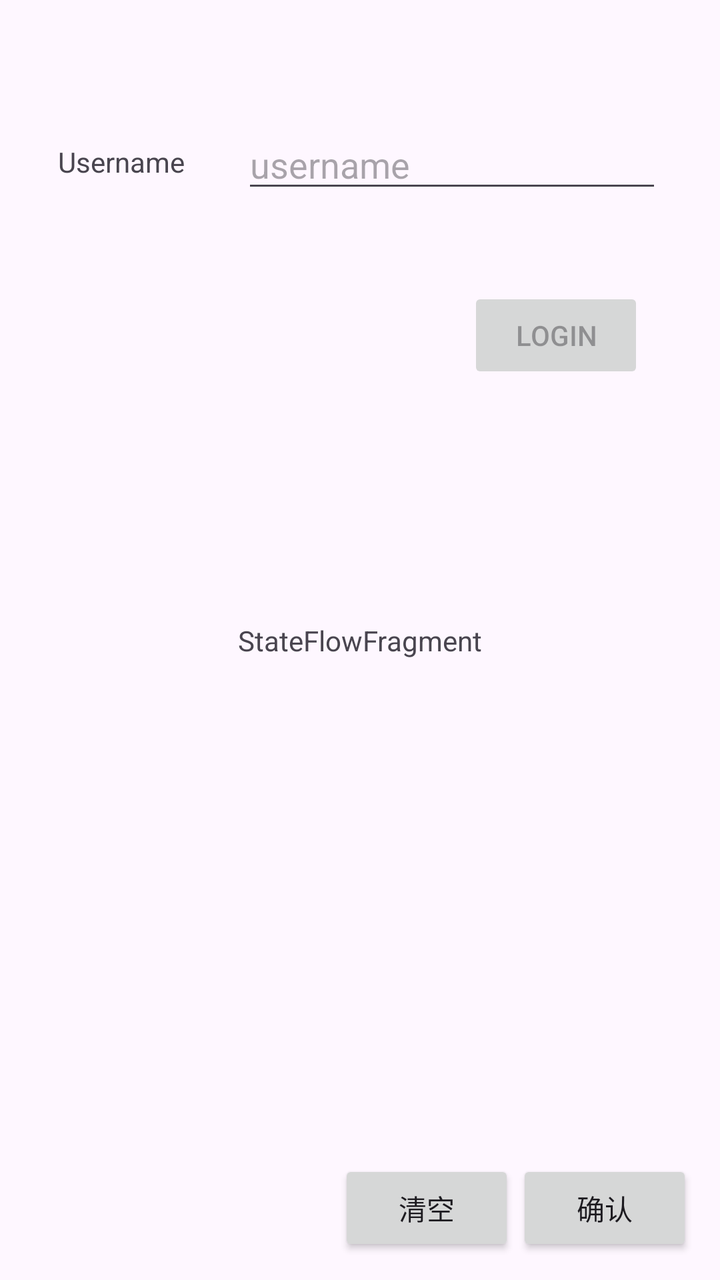
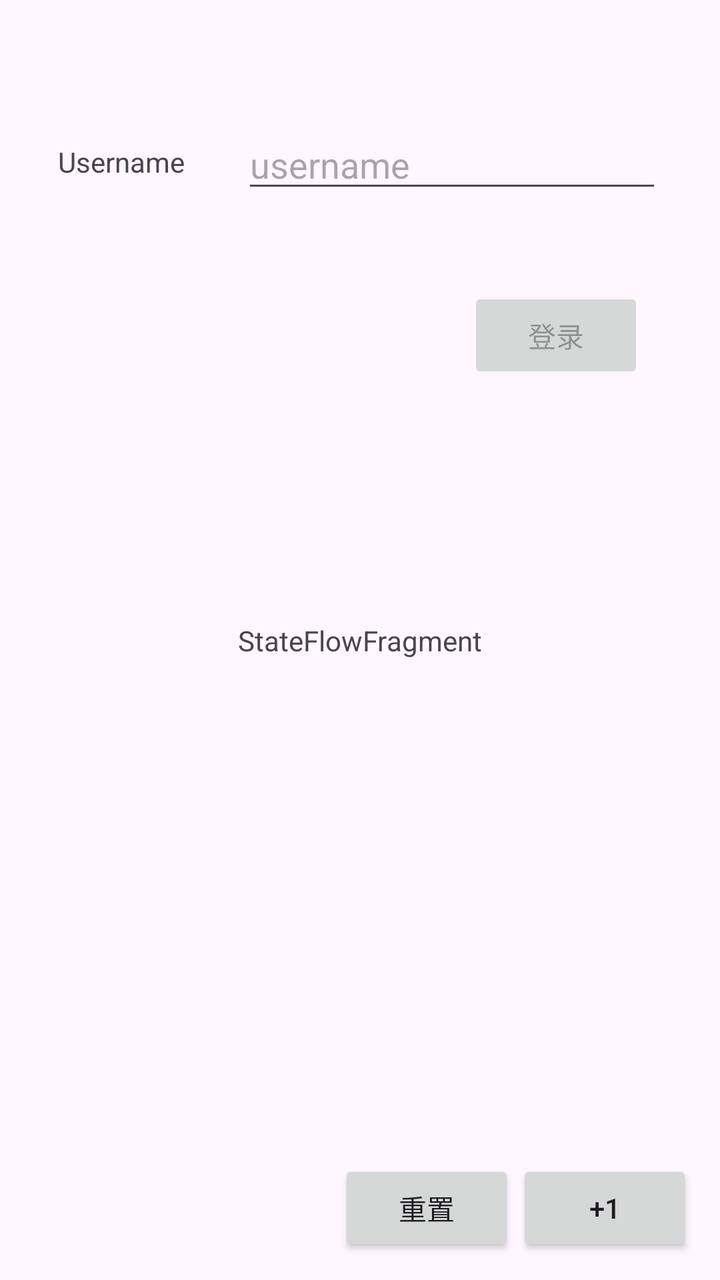

The first picture is an Android layout as it rendered before a commit; the second is the same layout after the commit. The layout source and the unified diff follow.
<!-- AndroidManifest.xml: application theme Theme.HelloFlow -->
<!-- res/layout/fragment_state_flow.xml -->
<?xml version="1.0" encoding="utf-8"?>
<androidx.constraintlayout.widget.ConstraintLayout xmlns:android="http://schemas.android.com/apk/res/android"
    xmlns:app="http://schemas.android.com/apk/res-auto"
    xmlns:tools="http://schemas.android.com/tools"
    android:id="@+id/state_flow"
    android:layout_width="match_parent"
    android:layout_height="match_parent"
    tools:context=".ui.stateflow.StateFlowFragment">



    <TextView
        android:id="@+id/tv_msg"
        android:layout_width="wrap_content"
        android:layout_height="wrap_content"
        android:text="StateFlowFragment"
        app:layout_constraintBottom_toBottomOf="parent"
        app:layout_constraintEnd_toEndOf="parent"
        app:layout_constraintStart_toStartOf="parent"
        app:layout_constraintTop_toTopOf="parent" />

    <Button
        android:id="@+id/btn_cancel"
        android:layout_width="wrap_content"
        android:layout_height="wrap_content"
        android:text="清空"
        app:layout_constraintBottom_toBottomOf="@+id/btn_confirm"
        app:layout_constraintEnd_toEndOf="parent"
        app:layout_constraintHorizontal_bias="0.622"
        app:layout_constraintStart_toStartOf="parent"
        app:layout_constraintTop_toTopOf="@+id/btn_confirm"
        app:layout_constraintVertical_bias="0.0" />

    <Button
        android:id="@+id/btn_confirm"
        android:layout_width="wrap_content"
        android:layout_height="wrap_content"
        android:text="确认"
        app:layout_constraintBottom_toBottomOf="parent"
        app:layout_constraintEnd_toEndOf="parent"
        app:layout_constraintHorizontal_bias="0.95"
        app:layout_constraintStart_toStartOf="parent"
        app:layout_constraintTop_toTopOf="parent"
        app:layout_constraintVertical_bias="0.98" />

    <ProgressBar
        android:id="@+id/progressBar"
        style="?android:attr/progressBarStyle"
        android:layout_width="wrap_content"
        android:layout_height="wrap_content"
        app:layout_constraintBottom_toBottomOf="parent"
        app:layout_constraintEnd_toEndOf="parent"
        app:layout_constraintHorizontal_bias="0.5"
        app:layout_constraintStart_toStartOf="parent"
        app:layout_constraintTop_toTopOf="parent"
        app:layout_constraintVertical_bias="0.2" />

    <EditText
        android:id="@+id/et_username"
        android:layout_width="wrap_content"
        android:layout_height="wrap_content"
        android:ems="10"
        android:inputType="text"
        android:hint="username"
        app:layout_constraintBottom_toBottomOf="parent"
        app:layout_constraintEnd_toEndOf="parent"
        app:layout_constraintStart_toEndOf="@id/tv_username"
        app:layout_constraintTop_toTopOf="parent"
        app:layout_constraintVertical_bias="0.1" />

    <TextView
        android:id="@+id/tv_username"
        android:layout_width="wrap_content"
        android:layout_height="wrap_content"
        android:text="Username"
        app:layout_constraintBottom_toBottomOf="@+id/et_username"
        app:layout_constraintEnd_toStartOf="@+id/et_username"
        app:layout_constraintHorizontal_bias="0.1"
        app:layout_constraintStart_toStartOf="parent"
        app:layout_constraintTop_toTopOf="@+id/et_username" />

    <Button
        android:id="@+id/btn_login"
        android:layout_width="wrap_content"
        android:layout_height="wrap_content"
        android:enabled="false"
        android:text="Login"
        app:layout_constraintBottom_toBottomOf="parent"
        app:layout_constraintEnd_toEndOf="parent"
        app:layout_constraintHorizontal_bias="0.86"
        app:layout_constraintStart_toStartOf="parent"
        app:layout_constraintTop_toBottomOf="@id/tv_username"
        app:layout_constraintVertical_bias="0.106" />


</androidx.constraintlayout.widget.ConstraintLayout>
<!-- resources referenced by this layout -->
<resources>
  <style name="Theme.HelloFlow" parent="Base.Theme.HelloFlow" />
  <style name="Base.Theme.HelloFlow" parent="Theme.Material3.DayNight.NoActionBar">
          
          
      </style>
</resources>

<!-- the commit's change to res/layout/fragment_state_flow.xml (unified diff, before → after) -->
@@ -23,7 +23,7 @@
         android:id="@+id/btn_cancel"
         android:layout_width="wrap_content"
         android:layout_height="wrap_content"
-        android:text="清空"
+        android:text="重置"
         app:layout_constraintBottom_toBottomOf="@+id/btn_confirm"
         app:layout_constraintEnd_toEndOf="parent"
         app:layout_constraintHorizontal_bias="0.622"
@@ -35,7 +35,7 @@
         android:id="@+id/btn_confirm"
         android:layout_width="wrap_content"
         android:layout_height="wrap_content"
-        android:text="确认"
+        android:text="+1"
         app:layout_constraintBottom_toBottomOf="parent"
         app:layout_constraintEnd_toEndOf="parent"
         app:layout_constraintHorizontal_bias="0.95"
@@ -84,7 +84,7 @@
         android:layout_width="wrap_content"
         android:layout_height="wrap_content"
         android:enabled="false"
-        android:text="Login"
+        android:text="登录"
         app:layout_constraintBottom_toBottomOf="parent"
         app:layout_constraintEnd_toEndOf="parent"
         app:layout_constraintHorizontal_bias="0.86"
